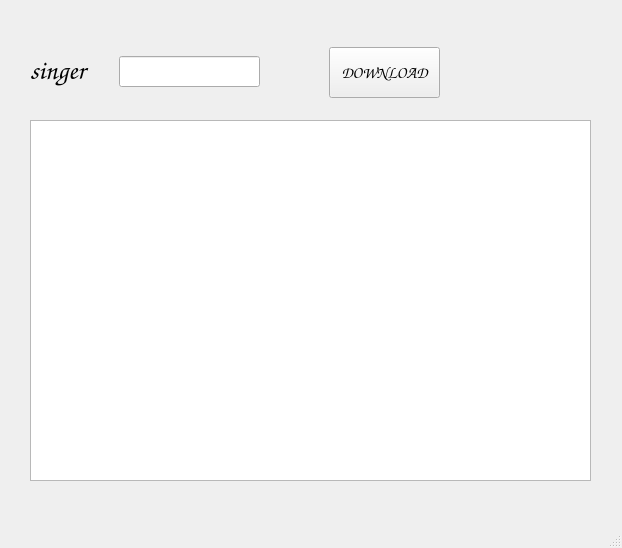
The window that BD.ui (Winspain/Baidumusic) describes before a commit, drawn with Qt 5.
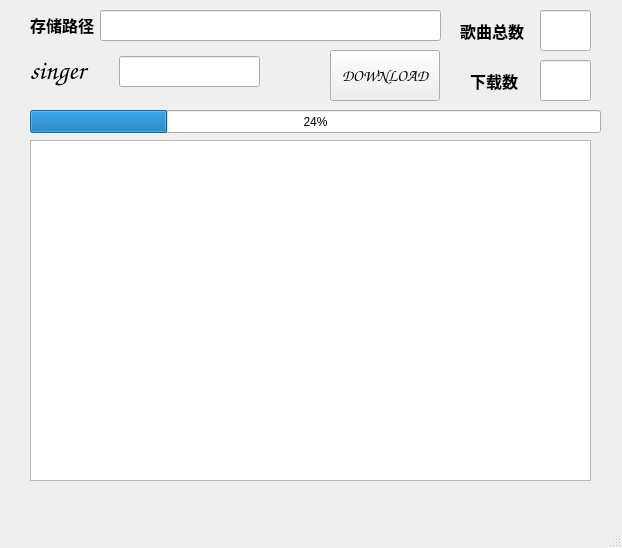
The same window after the commit.

Commit message: V2.0更新UI界面

What changed in the file:
```diff
--- a/BD.ui
+++ b/BD.ui
@@ -57,9 +57,9 @@
    <widget class="QPushButton" name="pushButton">
     <property name="geometry">
      <rect>
-      <x>329</x>
-      <y>47</y>
-      <width>111</width>
+      <x>330</x>
+      <y>50</y>
+      <width>110</width>
       <height>51</height>
      </rect>
     </property>
@@ -79,9 +79,9 @@
     <property name="geometry">
      <rect>
       <x>30</x>
-      <y>120</y>
+      <y>140</y>
       <width>561</width>
-      <height>361</height>
+      <height>341</height>
      </rect>
     </property>
     <property name="font">
@@ -100,6 +100,145 @@
 &lt;p style=&quot;-qt-paragraph-type:empty; margin-top:0px; margin-bottom:0px; margin-left:0px; margin-right:0px; -qt-block-indent:0; text-indent:0px;&quot;&gt;&lt;br /&gt;&lt;/p&gt;&lt;/body&gt;&lt;/html&gt;</string>
     </property>
    </widget>
+   <widget class="QLineEdit" name="lineEdit_songs">
+    <property name="geometry">
+     <rect>
+      <x>540</x>
+      <y>10</y>
+      <width>51</width>
+      <height>41</height>
+     </rect>
+    </property>
+    <property name="font">
+     <font>
+      <family>微软雅黑</family>
+      <pointsize>12</pointsize>
+      <weight>75</weight>
+      <bold>true</bold>
+     </font>
+    </property>
+    <property name="text">
+     <string/>
+    </property>
+   </widget>
+   <widget class="QLineEdit" name="lineEdit_download">
+    <property name="geometry">
+     <rect>
+      <x>540</x>
+      <y>60</y>
+      <width>51</width>
+      <height>41</height>
+     </rect>
+    </property>
+    <property name="font">
+     <font>
+      <family>微软雅黑</family>
+      <pointsize>12</pointsize>
+      <weight>75</weight>
+      <bold>true</bold>
+     </font>
+    </property>
+    <property name="text">
+     <string/>
+    </property>
+   </widget>
+   <widget class="QLabel" name="label_songs">
+    <property name="geometry">
+     <rect>
+      <x>460</x>
+      <y>10</y>
+      <width>71</width>
+      <height>41</height>
+     </rect>
+    </property>
+    <property name="font">
+     <font>
+      <family>微软雅黑</family>
+      <pointsize>12</pointsize>
+      <weight>75</weight>
+      <bold>true</bold>
+     </font>
+    </property>
+    <property name="text">
+     <string>歌曲总数</string>
+    </property>
+   </widget>
+   <widget class="QLabel" name="label_download">
+    <property name="geometry">
+     <rect>
+      <x>470</x>
+      <y>60</y>
+      <width>51</width>
+      <height>41</height>
+     </rect>
+    </property>
+    <property name="font">
+     <font>
+      <family>微软雅黑</family>
+      <pointsize>12</pointsize>
+      <weight>75</weight>
+      <bold>true</bold>
+     </font>
+    </property>
+    <property name="text">
+     <string>下载数</string>
+    </property>
+   </widget>
+   <widget class="QProgressBar" name="progressBar">
+    <property name="geometry">
+     <rect>
+      <x>30</x>
+      <y>110</y>
+      <width>571</width>
+      <height>23</height>
+     </rect>
+    </property>
+    <property name="value">
+     <number>24</number>
+    </property>
+   </widget>
+   <widget class="QLineEdit" name="lineEdit_2">
+    <property name="geometry">
+     <rect>
+      <x>100</x>
+      <y>10</y>
+      <width>341</width>
+      <height>31</height>
+     </rect>
+    </property>
+    <property name="font">
+     <font>
+      <family>Comic Sans MS</family>
+      <pointsize>10</pointsize>
+      <weight>75</weight>
+      <bold>true</bold>
+     </font>
+    </property>
+    <property name="text">
+     <string/>
+    </property>
+   </widget>
+   <widget class="QLabel" name="label_2">
+    <property name="geometry">
+     <rect>
+      <x>30</x>
+      <y>10</y>
+      <width>71</width>
+      <height>30</height>
+     </rect>
+    </property>
+    <property name="font">
+     <font>
+      <family>微软雅黑</family>
+      <pointsize>12</pointsize>
+      <weight>75</weight>
+      <bold>true</bold>
+     </font>
+    </property>
+    <property name="text">
+     <string>存储路径</string>
+    </property>
+   </widget>
   </widget>
   <widget class="QMenuBar" name="menubar">
    <property name="geometry">
```
The commit also changes 3 other files.
